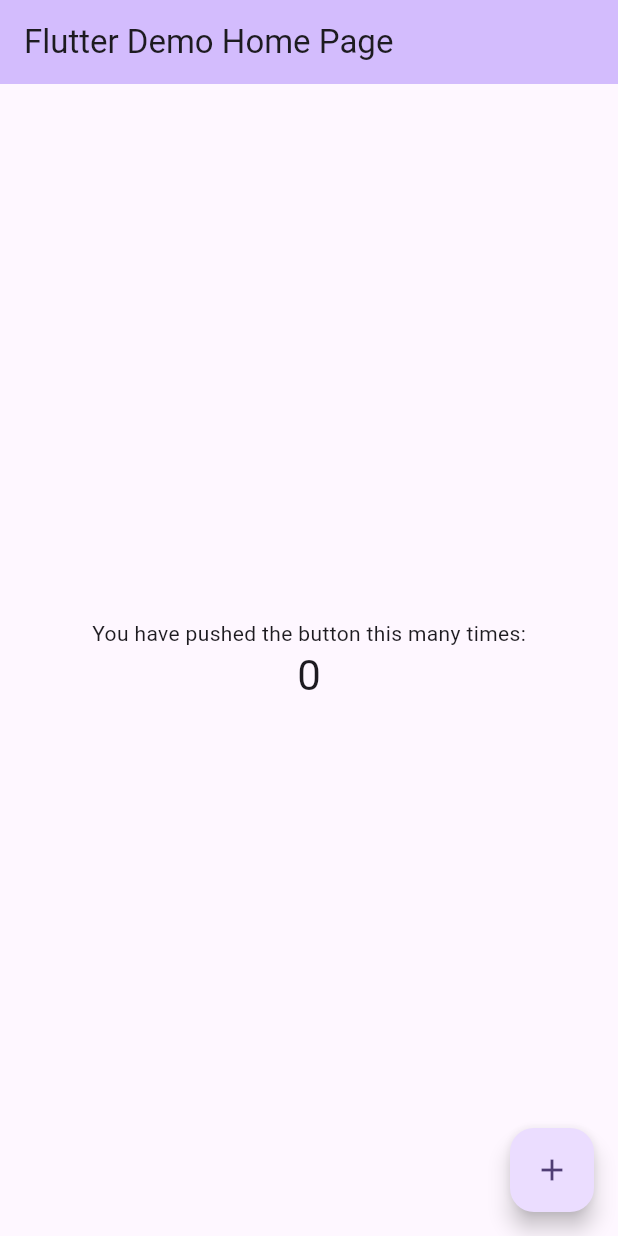
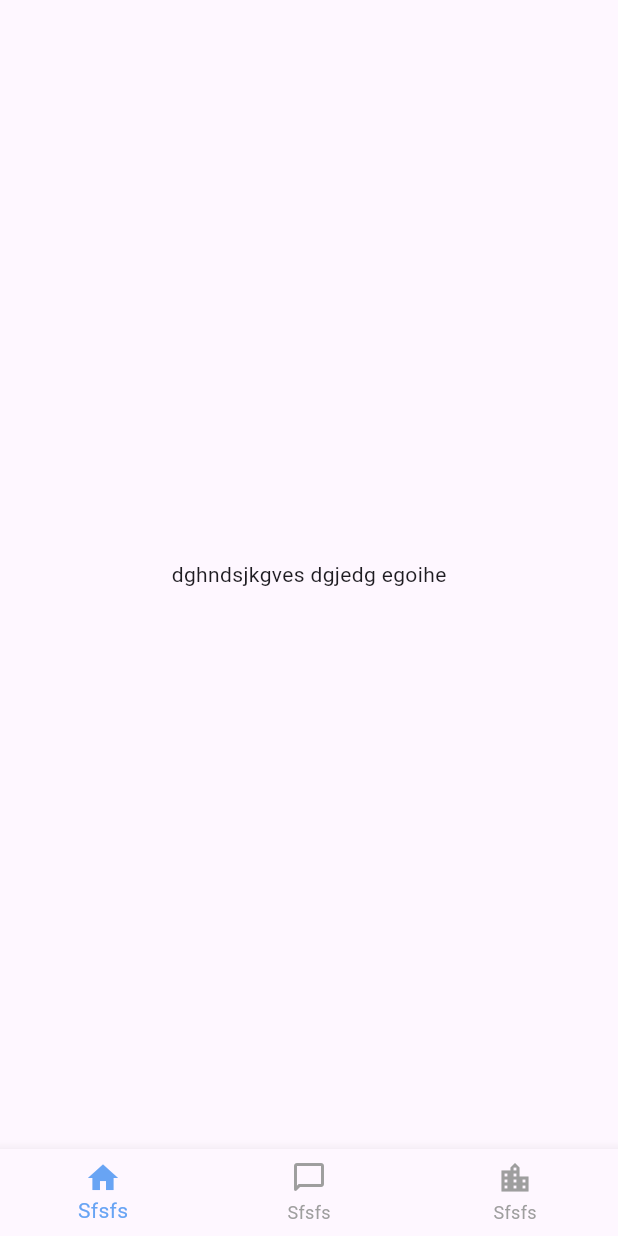
Before and after one commit to tamiratdereje/hakim_hub_mobile, a Flutter app: the screen it shows after launch, on a phone screen of 412 x 824 dp. Run offline on Flutter 3.47's test engine with Material 2 defaults, Android fonts, the phone set to English and light mode, and no system bars; our stand-ins replace dartz, equatable, flutter_bloc, internet_connection_checker.

Commit message:
update bottom nav

```diff
--- a/hakim_hub_mobile/lib/core/shared_widgets/bottom_nav.dart
+++ b/hakim_hub_mobile/lib/core/shared_widgets/bottom_nav.dart
@@ -7,7 +7,9 @@ import 'package:hakim_hub_mobile/core/utils/icons.dart';
 
 class BottomNav extends StatefulWidget {
   List<Widget> pages = [
-
+    const HomePage(),
+    const HomePage(),
+    const HomePage(),
   ];
   int index = 0;
   void onTap(int index) {
@@ -38,15 +40,27 @@ class _BottomNavState extends State<BottomNav> {
           });
         },
         items: const <BottomNavigationBarItem>[
-          BottomNavigationBarItem(icon: home),
-          BottomNavigationBarItem(
-            icon: chatbot,
-          ),
-          BottomNavigationBarItem(
-            icon: hospitals,
-          ),
+          BottomNavigationBarItem(icon: home, label: "Sfsfs"),
+          BottomNavigationBarItem(icon: chatbot, label: "Sfsfs"),
+          BottomNavigationBarItem(icon: hospitals, label: "Sfsfs"),
         ],
       ),
     );
   }
 }
+
+class HomePage extends StatefulWidget {
+  const HomePage({super.key});
+
+  @override
+  State<HomePage> createState() => _HomePageState();
+}
+
+class _HomePageState extends State<HomePage> {
+  @override
+  Widget build(BuildContext context) {
+    return const Center(
+      child: Text(" dghndsjkgves dgjedg egoihe "),
+    );
+  }
+}
--- a/hakim_hub_mobile/lib/core/utils/icons.dart
+++ b/hakim_hub_mobile/lib/core/utils/icons.dart
@@ -3,5 +3,5 @@ import 'package:flutter/material.dart';
 
 
 const Icon home = Icon(Icons.home);
-const Icon hospitals = Icon(Icons.local_hospital_rounded);
+const Icon hospitals = Icon(Icons.location_city);
 const Icon chatbot = Icon(Icons.chat_bubble_outline_rounded);
--- a/hakim_hub_mobile/lib/main.dart
+++ b/hakim_hub_mobile/lib/main.dart
@@ -1,4 +1,6 @@
 import 'package:flutter/material.dart';
+
+import 'core/shared_widgets/bottom_nav.dart';
 
 void main() {
   runApp(const MyApp());
@@ -7,119 +9,16 @@ void main() {
 class MyApp extends StatelessWidget {
   const MyApp({super.key});
 
-  // This widget is the root of your application.
   @override
   Widget build(BuildContext context) {
     return MaterialApp(
       title: 'Flutter Demo',
       theme: ThemeData(
-        // This is the theme of your application.
-        //
-        // TRY THIS: Try running your application with "flutter run". You'll see
-        // the application has a blue toolbar. Then, without quitting the app,
-        // try changing the seedColor in the colorScheme below to Colors.green
-        // and then invoke "hot reload" (save your changes or press the "hot
-        // reload" button in a Flutter-supported IDE, or press "r" if you used
-        // the command line to start the app).
-        //
-        // Notice that the counter didn't reset back to zero; the application
-        // state is not lost during the reload. To reset the state, use hot
-        // restart instead.
-        //
-        // This works for code too, not just values: Most code changes can be
-        // tested with just a hot reload.
+
         colorScheme: ColorScheme.fromSeed(seedColor: Colors.deepPurple),
         useMaterial3: true,
       ),
-      home: const MyHomePage(title: 'Flutter Demo Home Page'),
+      home: BottomNav(),
     );
   }
 }
-
-class MyHomePage extends StatefulWidget {
-  const MyHomePage({super.key, required this.title});
-
-  // This widget is the home page of your application. It is stateful, meaning
-  // that it has a State object (defined below) that contains fields that affect
-  // how it looks.
-
-  // This class is the configuration for the state. It holds the values (in this
-  // case the title) provided by the parent (in this case the App widget) and
-  // used by the build method of the State. Fields in a Widget subclass are
-  // always marked "final".
-
-  final String title;
-
-  @override
-  State<MyHomePage> createState() => _MyHomePageState();
-}
-
-class _MyHomePageState extends State<MyHomePage> {
-  int _counter = 0;
-
-  void _incrementCounter() {
-    setState(() {
-      // This call to setState tells the Flutter framework that something has
-      // changed in this State, which causes it to rerun the build method below
-      // so that the display can reflect the updated values. If we changed
-      // _counter without calling setState(), then the build method would not be
-      // called again, and so nothing would appear to happen.
-      _counter++;
-    });
-  }
-
-  @override
-  Widget build(BuildContext context) {
-    // This method is rerun every time setState is called, for instance as done
-    // by the _incrementCounter method above.
-    //
-    // The Flutter framework has been optimized to make rerunning build methods
-    // fast, so that you can just rebuild anything that needs updating rather
-    // than having to individually change instances of widgets.
-    return Scaffold(
-      appBar: AppBar(
-        // TRY THIS: Try changing the color here to a specific color (to
-        // Colors.amber, perhaps?) and trigger a hot reload to see the AppBar
-        // change color while the other colors stay the same.
-        backgroundColor: Theme.of(context).colorScheme.inversePrimary,
-        // Here we take the value from the MyHomePage object that was created by
-        // the App.build method, and use it to set our appbar title.
-        title: Text(widget.title),
-      ),
-      body: Center(
-        // Center is a layout widget. It takes a single child and positions it
-        // in the middle of the parent.
-        child: Column(
-          // Column is also a layout widget. It takes a list of children and
-          // arranges them vertically. By default, it sizes itself to fit its
-          // children horizontally, and tries to be as tall as its parent.
-          //
-          // Column has various properties to control how it sizes itself and
-          // how it positions its children. Here we use mainAxisAlignment to
-          // center the children vertically; the main axis here is the vertical
-          // axis because Columns are vertical (the cross axis would be
-          // horizontal).
-          //
-          // TRY THIS: Invoke "debug painting" (choose the "Toggle Debug Paint"
-          // action in the IDE, or press "p" in the console), to see the
-          // wireframe for each widget.
-          mainAxisAlignment: MainAxisAlignment.center,
-          children: <Widget>[
-            const Text(
-              'You have pushed the button this many times:',
-            ),
-            Text(
-              '$_counter',
-              style: Theme.of(context).textTheme.headlineMedium,
-            ),
-          ],
-        ),
-      ),
-      floatingActionButton: FloatingActionButton(
-        onPressed: _incrementCounter,
-        tooltip: 'Increment',
-        child: const Icon(Icons.add),
-      ), // This trailing comma makes auto-formatting nicer for build methods.
-    );
-  }
-}
```
